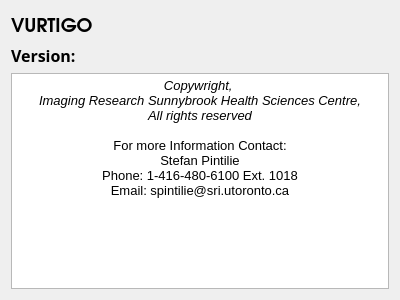
Before: the Qt Designer form rtUI/rtAboutDialog.ui in pengwg/vurtigo, drawn with Qt 5.
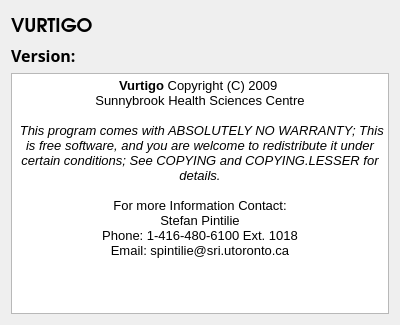
After: the same form once the commit is applied.

Commit message:
Added the GPL license to the code. BugID:692 Analysis:Added the GPL license files. Added the statement to Vurtigo when the program starts as well as the about dialog box. Added the LGPL license to the top of every source file.
Resolution:

Reviewed by:

Patch:
```diff
--- a/rtUI/rtAboutDialog.ui
+++ b/rtUI/rtAboutDialog.ui
@@ -7,7 +7,7 @@
     <x>0</x>
     <y>0</y>
     <width>400</width>
-    <height>300</height>
+    <height>325</height>
    </rect>
   </property>
   <property name="windowTitle">
@@ -51,9 +51,10 @@
 &lt;html&gt;&lt;head&gt;&lt;meta name=&quot;qrichtext&quot; content=&quot;1&quot; /&gt;&lt;style type=&quot;text/css&quot;&gt;
 p, li { white-space: pre-wrap; }
 &lt;/style&gt;&lt;/head&gt;&lt;body style=&quot; font-family:'Sans'; font-size:10pt; font-weight:400; font-style:normal;&quot;&gt;
-&lt;p align=&quot;center&quot; style=&quot; margin-top:0px; margin-bottom:0px; margin-left:0px; margin-right:0px; -qt-block-indent:0; text-indent:0px;&quot;&gt;&lt;span style=&quot; font-style:italic;&quot;&gt;Copywright, &lt;/span&gt;&lt;/p&gt;
-&lt;p align=&quot;center&quot; style=&quot; margin-top:0px; margin-bottom:0px; margin-left:0px; margin-right:0px; -qt-block-indent:0; text-indent:0px;&quot;&gt;&lt;span style=&quot; font-style:italic;&quot;&gt;Imaging Research Sunnybrook Health Sciences Centre,&lt;/span&gt;&lt;/p&gt;
-&lt;p align=&quot;center&quot; style=&quot; margin-top:0px; margin-bottom:0px; margin-left:0px; margin-right:0px; -qt-block-indent:0; text-indent:0px;&quot;&gt;&lt;span style=&quot; font-style:italic;&quot;&gt;All rights reserved&lt;/span&gt;&lt;/p&gt;
+&lt;p align=&quot;center&quot; style=&quot; margin-top:0px; margin-bottom:0px; margin-left:0px; margin-right:0px; -qt-block-indent:0; text-indent:0px;&quot;&gt;&lt;span style=&quot; font-weight:600;&quot;&gt;Vurtigo&lt;/span&gt; Copyright (C) 2009 &lt;/p&gt;
+&lt;p align=&quot;center&quot; style=&quot; margin-top:0px; margin-bottom:0px; margin-left:0px; margin-right:0px; -qt-block-indent:0; text-indent:0px;&quot;&gt;Sunnybrook Health Sciences Centre&lt;/p&gt;
+&lt;p align=&quot;center&quot; style=&quot;-qt-paragraph-type:empty; margin-top:0px; margin-bottom:0px; margin-left:0px; margin-right:0px; -qt-block-indent:0; text-indent:0px;&quot;&gt;&lt;/p&gt;
+&lt;p align=&quot;center&quot; style=&quot; margin-top:0px; margin-bottom:0px; margin-left:0px; margin-right:0px; -qt-block-indent:0; text-indent:0px;&quot;&gt;&lt;span style=&quot; font-style:italic;&quot;&gt; This program comes with ABSOLUTELY NO WARRANTY; This is free software, and you are welcome to redistribute it under certain conditions; See COPYING and COPYING.LESSER for details.&lt;/span&gt;&lt;/p&gt;
 &lt;p align=&quot;center&quot; style=&quot;-qt-paragraph-type:empty; margin-top:0px; margin-bottom:0px; margin-left:0px; margin-right:0px; -qt-block-indent:0; text-indent:0px;&quot;&gt;&lt;/p&gt;
 &lt;p align=&quot;center&quot; style=&quot; margin-top:0px; margin-bottom:0px; margin-left:0px; margin-right:0px; -qt-block-indent:0; text-indent:0px;&quot;&gt;For more Information Contact:&lt;/p&gt;
 &lt;p align=&quot;center&quot; style=&quot; margin-top:0px; margin-bottom:0px; margin-left:0px; margin-right:0px; -qt-block-indent:0; text-indent:0px;&quot;&gt;Stefan Pintilie&lt;/p&gt;
```
The commit also changes 151 other files.
